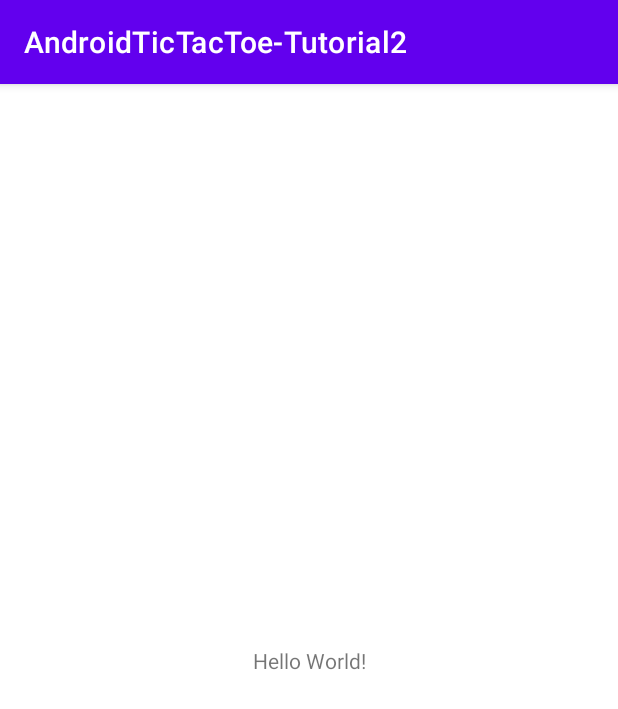
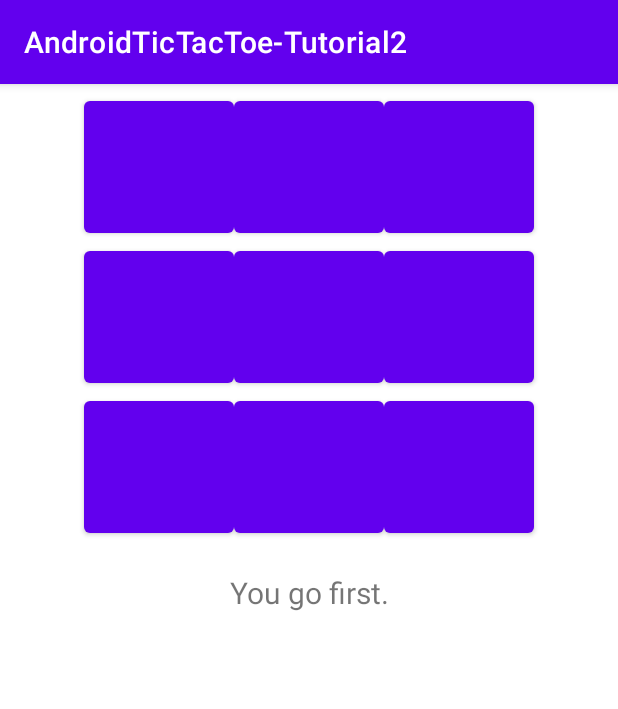
Before and after one commit to AndresRPerez12/DesarrolloAppsMoviles, an Android app: the screen it shows after launch (MainActivity), on a phone screen of 412 x 824 dp. Shown: the top 709 px of the screen. Run offline under Robolectric (Android 15) with nearby library versions, the phone set to English and light mode, and no system bars.

Commit message:
Add buttons to main activity.

```diff
--- a/Talleres/Reto3/AndroidTicTacToe/app/src/main/java/co/edu/harding/tictactoe/TicTacToeGame.java
+++ b/Talleres/Reto3/AndroidTicTacToe/app/src/main/java/co/edu/harding/tictactoe/TicTacToeGame.java
@@ -15,7 +15,7 @@ public class TicTacToeGame {
 
     private char mBoard[] = {OPEN_SPOT,OPEN_SPOT,OPEN_SPOT,OPEN_SPOT,OPEN_SPOT,OPEN_SPOT,OPEN_SPOT,
             OPEN_SPOT,OPEN_SPOT};
-    private final int BOARD_SIZE = 9;
+    public static final int BOARD_SIZE = 9;
 
     // Characters used to represent the human, computer, and open spots
     public static final char HUMAN_PLAYER = 'X';
--- a/Talleres/Reto3/AndroidTicTacToe/app/src/main/java/co/edu/unal/androidtictactoe_tutorial2/MainActivity.java
+++ b/Talleres/Reto3/AndroidTicTacToe/app/src/main/java/co/edu/unal/androidtictactoe_tutorial2/MainActivity.java
@@ -2,7 +2,11 @@ package co.edu.unal.androidtictactoe_tutorial2;
 
 import androidx.appcompat.app.AppCompatActivity;
 
+import android.graphics.Color;
 import android.os.Bundle;
+import android.view.View;
+import android.widget.Button;
+import android.widget.TextView;
 
 import co.edu.harding.tictactoe.TicTacToeGame;
 
@@ -10,10 +14,82 @@ public class MainActivity extends AppCompatActivity {
 
     // Represents the internal state of the game
     private TicTacToeGame mGame;
+    // Buttons making up the board
+    private Button mBoardButtons[];
+    // Various text displayed
+    private TextView mInfoTextView;
 
     @Override
     protected void onCreate(Bundle savedInstanceState) {
         super.onCreate(savedInstanceState);
         setContentView(R.layout.activity_main);
+
+        mBoardButtons = new Button[TicTacToeGame.BOARD_SIZE];
+        mBoardButtons[0] = (Button) findViewById(R.id.one);
+        mBoardButtons[1] = (Button) findViewById(R.id.two);
+        mBoardButtons[2] = (Button) findViewById(R.id.three);
+        mBoardButtons[3] = (Button) findViewById(R.id.four);
+        mBoardButtons[4] = (Button) findViewById(R.id.five);
+        mBoardButtons[5] = (Button) findViewById(R.id.six);
+        mBoardButtons[6] = (Button) findViewById(R.id.seven);
+        mBoardButtons[7] = (Button) findViewById(R.id.eight);
+        mBoardButtons[8] = (Button) findViewById(R.id.nine);
+        mInfoTextView = (TextView) findViewById(R.id.information);
+        mGame = new TicTacToeGame();
+        startNewGame();
+    }
+
+    // Set up the game board.
+    private void startNewGame() {
+        mGame.clearBoard();
+
+        // Reset all buttons
+        for (int i = 0; i < mBoardButtons.length; i++) {
+            mBoardButtons[i].setText("");
+            mBoardButtons[i].setEnabled(true);
+            mBoardButtons[i].setOnClickListener(new ButtonClickListener(i));
+        }
+
+        // Human goes first
+        mInfoTextView.setText("You go first.");
+    } // End of startNewGame
+
+    private void setMove(char player, int location) {
+        mGame.setMove(player, location);
+        mBoardButtons[location].setEnabled(false);
+        mBoardButtons[location].setText(String.valueOf(player));
+        if (player == TicTacToeGame.HUMAN_PLAYER)
+            mBoardButtons[location].setTextColor(Color.rgb(0, 200, 0));
+        else
+            mBoardButtons[location].setTextColor(Color.rgb(200, 0, 0));
+    }
+
+    // Handles clicks on the game board buttons
+    private class ButtonClickListener implements View.OnClickListener {
+        int location;
+        public ButtonClickListener(int location) {
+            this.location = location;
+        }
+        public void onClick(View view) {
+            if (mBoardButtons[location].isEnabled()) {
+                setMove(TicTacToeGame.HUMAN_PLAYER, location);
+                // If no winner yet, let the computer make a move
+                int winner = mGame.checkForWinner();
+                if (winner == 0) {
+                    mInfoTextView.setText("It's Android's turn.");
+                    int move = mGame.getComputerMove();
+                    setMove(TicTacToeGame.COMPUTER_PLAYER, move);
+                    winner = mGame.checkForWinner();
+                }
+                if (winner == 0)
+                    mInfoTextView.setText("It's your turn.");
+                else if (winner == 1)
+                    mInfoTextView.setText("It's a tie!");
+                else if (winner == 2)
+                    mInfoTextView.setText("You won!");
+                else
+                    mInfoTextView.setText("Android won!");
+            }
+        }
     }
 }
--- a/Talleres/Reto3/AndroidTicTacToe/app/src/main/res/layout/activity_main.xml
+++ b/Talleres/Reto3/AndroidTicTacToe/app/src/main/res/layout/activity_main.xml
@@ -1,18 +1,48 @@
 <?xml version="1.0" encoding="utf-8"?>
-<androidx.constraintlayout.widget.ConstraintLayout xmlns:android="http://schemas.android.com/apk/res/android"
-    xmlns:app="http://schemas.android.com/apk/res-auto"
-    xmlns:tools="http://schemas.android.com/tools"
-    android:layout_width="match_parent"
-    android:layout_height="match_parent"
-    tools:context=".MainActivity">
-
-    <TextView
-        android:layout_width="wrap_content"
-        android:layout_height="wrap_content"
-        android:text="Hello World!"
-        app:layout_constraintBottom_toBottomOf="parent"
-        app:layout_constraintEnd_toEndOf="parent"
-        app:layout_constraintStart_toStartOf="parent"
-        app:layout_constraintTop_toTopOf="parent" />
-
-</androidx.constraintlayout.widget.ConstraintLayout>
+<LinearLayout xmlns:android="http://schemas.android.com/apk/res/android"
+    android:orientation="vertical"
+    android:layout_width="fill_parent"
+    android:layout_height="fill_parent"
+    android:gravity="center_horizontal" >
+    <TableLayout
+        android:id="@+id/play_grid" android:layout_width="fill_parent"
+        android:layout_height="wrap_content" android:layout_marginTop="5dp" >
+        <TableRow android:gravity="center_horizontal">
+            <Button android:id="@+id/one" android:layout_width="100dp"
+                android:layout_height="100dp" android:text="1"
+                android:textSize="70dp" />
+            <Button android:id="@+id/two" android:layout_width="100dp"
+                android:layout_height="100dp" android:text="2"
+                android:textSize="70dp" />
+            <Button android:id="@+id/three" android:layout_width="100dp"
+                android:layout_height="100dp" android:text="3"
+                android:textSize="70dp" />
+        </TableRow>
+        <TableRow android:gravity="center_horizontal">
+            <Button android:id="@+id/four" android:layout_width="100dp"
+                android:layout_height="100dp" android:text="4"
+                android:textSize="70dp" />
+            <Button android:id="@+id/five" android:layout_width="100dp"
+                android:layout_height="100dp" android:text="5"
+                android:textSize="70dp" />
+            <Button android:id="@+id/six" android:layout_width="100dp"
+                android:layout_height="100dp" android:text="6"
+                android:textSize="70dp" />
+        </TableRow>
+        <TableRow android:gravity="center_horizontal">
+            <Button android:id="@+id/seven" android:layout_width="100dp"
+                android:layout_height="100dp" android:text="7"
+                android:textSize="70dp" />
+            <Button android:id="@+id/eight" android:layout_width="100dp"
+                android:layout_height="100dp" android:text="8"
+                android:textSize="70dp" />
+            <Button android:id="@+id/nine" android:layout_width="100dp"
+                android:layout_height="100dp" android:text="9"
+                android:textSize="70dp" />
+        </TableRow>
+    </TableLayout>
+    <TextView android:id="@+id/information" android:layout_width="fill_parent"
+        android:layout_height="wrap_content" android:text="info"
+        android:gravity="center_horizontal" android:layout_marginTop="20dp"
+        android:textSize="20dp" />
+</LinearLayout>
```
